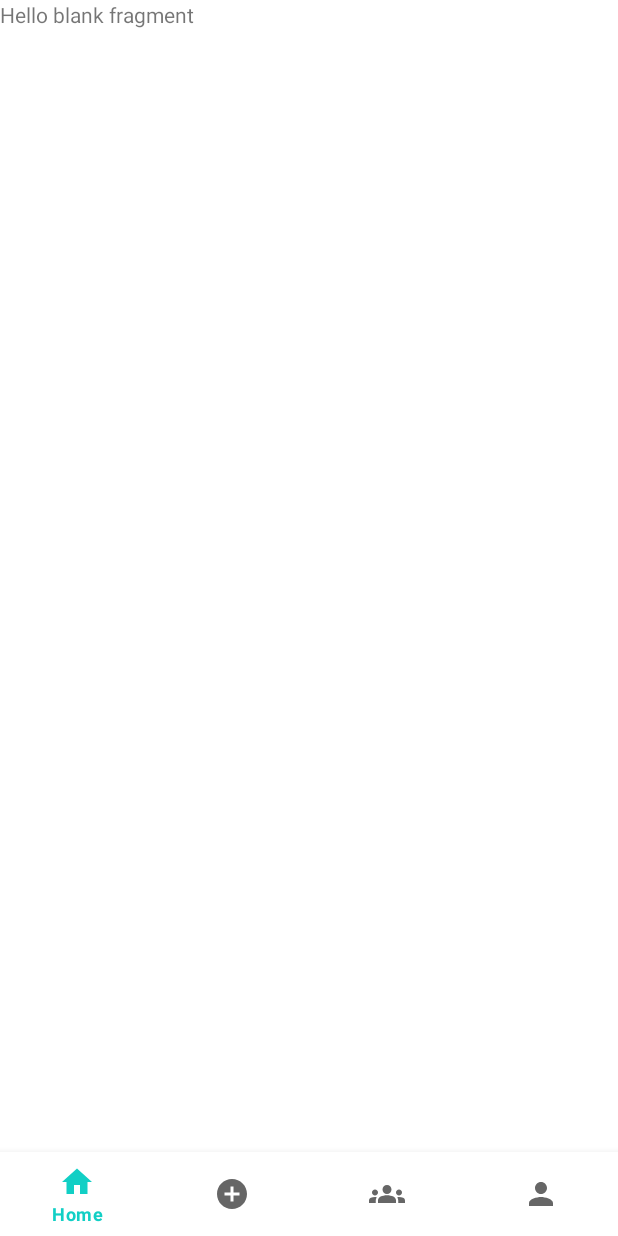
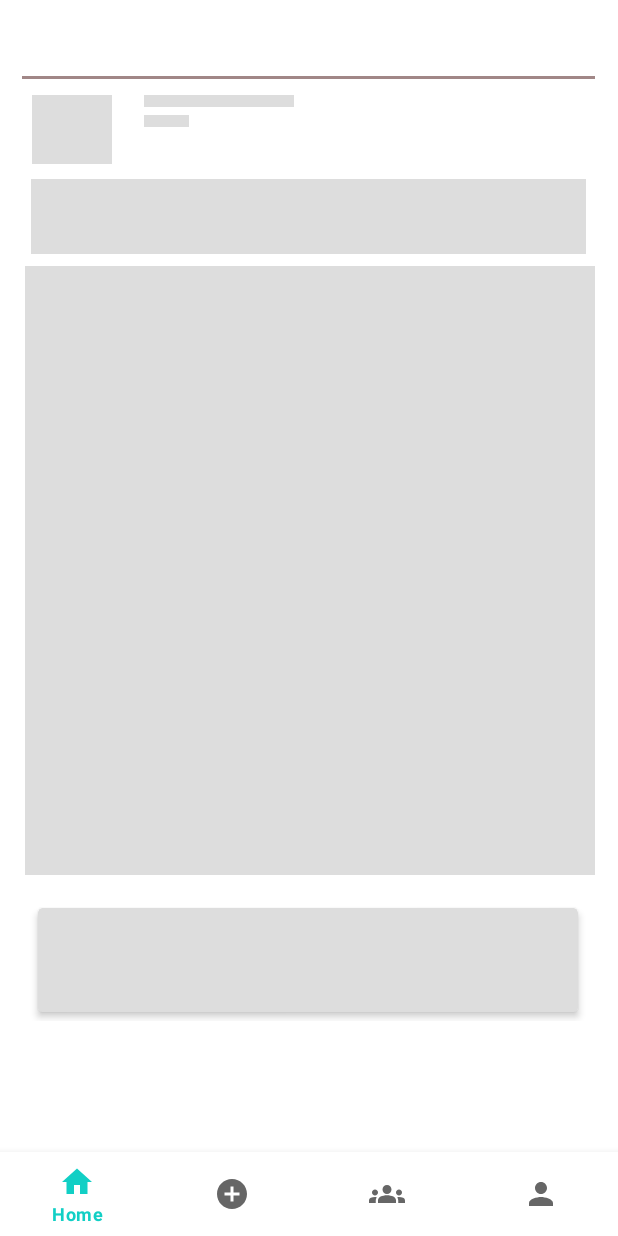
Before and after one commit to HorilPrasad/MNNIT-CONNECT_DROIDRUSH, an Android app: the HomeFragment screen opened directly, with no data from a screen before it, on a phone screen of 412 x 824 dp. Run offline under Robolectric (Android 15) with nearby library versions, the phone set to English and light mode, and no system bars; our stand-ins replace CircleImageView, Firebase (no records; nobody signed in at launch, a user with empty details on screens opened directly), Shimmer; pictures from the network do not load.

Commit message:
facebook shrimmer effect & home post design , post model

```diff
--- a/ConnectApp/app/src/main/java/com/callback/connectapp/fragment/HomeFragment.java
+++ b/ConnectApp/app/src/main/java/com/callback/connectapp/fragment/HomeFragment.java
@@ -3,16 +3,28 @@ package com.callback.connectapp.fragment;
 import android.os.Bundle;
 
 import androidx.fragment.app.Fragment;
+import androidx.recyclerview.widget.RecyclerView;
 
 import android.view.LayoutInflater;
 import android.view.View;
 import android.view.ViewGroup;
+import android.widget.ArrayAdapter;
+import android.widget.ScrollView;
 
 import com.callback.connectapp.R;
+import com.callback.connectapp.adapter.HomePostAdapter;
+import com.callback.connectapp.model.postData;
+import com.facebook.shimmer.ShimmerFrameLayout;
+
+import java.util.ArrayList;
 
 
 public class HomeFragment extends Fragment {
 
+    private ShimmerFrameLayout mShimmerViewContainer;
+   private RecyclerView postList_recycler;
+   ArrayList<postData>postDataArrayList;
+   private HomePostAdapter homePostAdapter;
 
     public HomeFragment () {
         // Required empty public constructor
@@ -23,6 +35,34 @@ public class HomeFragment extends Fragment {
     public View onCreateView (LayoutInflater inflater , ViewGroup container ,
                               Bundle savedInstanceState) {
         // Inflate the layout for this fragment
-        return inflater.inflate(R.layout.fragment_home , container , false);
+
+
+    View view=inflater.inflate(R.layout.fragment_home , container , false);
+
+        mShimmerViewContainer = view.findViewById(R.id.shimmer_view_container);
+       postList_recycler=view.findViewById(R.id.homeFeedRecycler);
+
+       postDataArrayList =new ArrayList <>();
+       homePostAdapter=new HomePostAdapter(getContext(),postDataArrayList);
+
+       postList_recycler.setAdapter(homePostAdapter);
+
+
+        return view;
+    }
+
+    @Override
+    public void onResume() {
+        super.onResume();
+        mShimmerViewContainer.startShimmerAnimation();
+    }
+
+    @Override
+    public void onPause () {
+        mShimmerViewContainer.stopShimmerAnimation();
+
+        mShimmerViewContainer.setVisibility(View.GONE);
+
+        super.onPause();
     }
 }
--- /dev/null
+++ b/ConnectApp/app/src/main/res/drawable/ic_share.xml
@@ -0,0 +1,5 @@
+<vector android:height="24dp" android:tint="#000000"
+    android:viewportHeight="24" android:viewportWidth="24"
+    android:width="24dp" xmlns:android="http://schemas.android.com/apk/res/android">
+    <path android:fillColor="@android:color/white" android:pathData="M18,16.08c-0.76,0 -1.44,0.3 -1.96,0.77L8.91,12.7c0.05,-0.23 0.09,-0.46 0.09,-0.7s-0.04,-0.47 -0.09,-0.7l7.05,-4.11c0.54,0.5 1.25,0.81 2.04,0.81 1.66,0 3,-1.34 3,-3s-1.34,-3 -3,-3 -3,1.34 -3,3c0,0.24 0.04,0.47 0.09,0.7L8.04,9.81C7.5,9.31 6.79,9 6,9c-1.66,0 -3,1.34 -3,3s1.34,3 3,3c0.79,0 1.5,-0.31 2.04,-0.81l7.12,4.16c-0.05,0.21 -0.08,0.43 -0.08,0.65 0,1.61 1.31,2.92 2.92,2.92 1.61,0 2.92,-1.31 2.92,-2.92s-1.31,-2.92 -2.92,-2.92z"/>
+</vector>
--- a/ConnectApp/app/src/main/res/layout/fragment_community.xml
+++ b/ConnectApp/app/src/main/res/layout/fragment_community.xml
@@ -88,7 +88,10 @@
         app:layout_constraintEnd_toEndOf="parent"
         app:layout_constraintStart_toStartOf="parent"
         app:layout_constraintTop_toTopOf="@+id/textView"
-        app:layout_constraintVertical_bias="0.0" />
+        app:layout_constraintVertical_bias="0.0" >
+
+
+    </androidx.recyclerview.widget.RecyclerView>
 </androidx.constraintlayout.widget.ConstraintLayout>
 
 </FrameLayout>
--- a/ConnectApp/app/src/main/res/layout/fragment_home.xml
+++ b/ConnectApp/app/src/main/res/layout/fragment_home.xml
@@ -3,12 +3,42 @@
     xmlns:tools="http://schemas.android.com/tools"
     android:layout_width="match_parent"
     android:layout_height="match_parent"
+    xmlns:shimmer="http://schemas.android.com/apk/res-auto"
     tools:context=".fragment.HomeFragment">
 
+
+    <com.facebook.shimmer.ShimmerFrameLayout
+        android:id="@+id/shimmer_view_container"
+        android:layout_width="382dp"
+        android:layout_height="759dp"
+        android:layout_gravity="center"
+        android:layout_marginTop="15dp"
+        android:orientation="vertical"
+        shimmer:duration="800">
+
+        <!-- Adding 7 rows of placeholders -->
+        <LinearLayout
+
+            android:layout_width="match_parent"
+            android:layout_height="wrap_content"
+            android:orientation="vertical">
+
+            <include layout="@layout/home_placeholder_layout" />
+
+
+        </LinearLayout>
+
+    </com.facebook.shimmer.ShimmerFrameLayout>
+
     <!-- TODO: Update blank fragment layout -->
-    <TextView
-        android:layout_width="match_parent"
-        android:layout_height="match_parent"
-        android:text="@string/hello_blank_fragment" />
+<androidx.recyclerview.widget.RecyclerView
+    android:id="@+id/homeFeedRecycler"
+    android:layout_width="match_parent"
+    android:divider="#faf8f8"
+    android:dividerHeight="2dp"
+    android:visibility="gone"
+    android:layout_height="match_parent">
 
+
+</androidx.recyclerview.widget.RecyclerView>
 </FrameLayout>
--- /dev/null
+++ b/ConnectApp/app/src/main/res/layout/home_placeholder_layout.xml
@@ -0,0 +1,119 @@
+<?xml version="1.0" encoding="utf-8"?>
+<androidx.constraintlayout.widget.ConstraintLayout xmlns:android="http://schemas.android.com/apk/res/android"
+    xmlns:app="http://schemas.android.com/apk/res-auto"
+    xmlns:tools="http://schemas.android.com/tools"
+    android:layout_width="match_parent"
+    android:layout_height="match_parent">
+
+    <View
+        android:id="@+id/readMoreTextView2"
+        android:layout_width="match_parent"
+        android:layout_height="50dp"
+        android:layout_margin="6dp"
+android:background="@color/background"
+
+        app:layout_constraintBottom_toBottomOf="parent"
+        app:layout_constraintEnd_toEndOf="parent"
+        app:layout_constraintHorizontal_bias="0.538"
+        app:layout_constraintStart_toStartOf="parent"
+        app:layout_constraintTop_toTopOf="parent"
+
+        app:layout_constraintVertical_bias="0.116"
+        app:readMoreColor="#F3A688"
+        app:readMoreMaxLine="2"
+        app:readMoreText="…read more" />
+
+    <LinearLayout
+        android:id="@+id/linearLayout"
+        android:layout_width="match_parent"
+        android:layout_height="2dp"
+
+        android:background="#A18787"
+        android:orientation="vertical"
+        app:layout_constraintBottom_toTopOf="@+id/profile_image"
+        app:layout_constraintEnd_toEndOf="parent"
+        app:layout_constraintHorizontal_bias="0.0"
+        app:layout_constraintStart_toStartOf="parent"
+        app:layout_constraintTop_toTopOf="parent"
+        app:layout_constraintVertical_bias="0.227" />
+
+    <de.hdodenhof.circleimageview.CircleImageView
+        android:id="@+id/profile_image"
+        android:layout_width="53dp"
+        android:layout_height="46dp"
+        android:layout_gravity="center"
+
+        android:layout_marginTop="16dp"
+
+        android:background="@color/background"
+        app:civ_border_color="#F8F6F5"
+
+        app:civ_border_width="2dp"
+        app:layout_constraintEnd_toEndOf="parent"
+        app:layout_constraintHorizontal_bias="0.02"
+        app:layout_constraintStart_toStartOf="parent"
+        app:layout_constraintTop_toTopOf="parent" />
+
+    <LinearLayout
+        android:layout_width="119dp"
+        android:layout_height="28dp"
+        android:layout_marginTop="16dp"
+
+        android:orientation="vertical"
+        app:layout_constraintEnd_toEndOf="parent"
+        app:layout_constraintHorizontal_bias="0.31"
+        app:layout_constraintStart_toStartOf="parent"
+        app:layout_constraintTop_toTopOf="parent">
+
+        <View
+            android:layout_width="100dp"
+            android:layout_height="@dimen/placeholderTextHeight"
+            android:background="@color/background" />
+
+        <View
+            android:layout_width="30dp"
+            android:layout_height="@dimen/placeholderTextHeight"
+            android:layout_marginTop="5dp"
+            android:background="@color/background" />
+    </LinearLayout>
+
+    <View
+        android:id="@+id/imageView3"
+        android:layout_width="380dp"
+        android:layout_height="406dp"
+        android:layout_marginTop="8dp"
+        android:layout_marginLeft="6dp"
+        android:layout_marginRight="6dp"
+        android:background="@color/background"
+        app:layout_constraintBottom_toTopOf="@+id/exploreCommunity"
+        app:layout_constraintEnd_toEndOf="parent"
+        app:layout_constraintHorizontal_bias="0.461"
+        app:layout_constraintStart_toStartOf="parent"
+        app:layout_constraintTop_toBottomOf="@+id/readMoreTextView2"
+        app:srcCompat="@drawable/sourabh" />
+
+    <com.google.android.material.card.MaterialCardView
+        android:id="@+id/exploreCommunity"
+        android:layout_width="368dp"
+        android:layout_height="81dp"
+        android:layout_marginLeft="5dp"
+        android:layout_marginTop="16dp"
+        android:layout_marginRight="5dp"
+        android:layout_weight="1"
+        android:background="@color/background"
+        app:cardBackgroundColor="@color/background"
+        app:cardCornerRadius="3dp"
+        app:cardElevation="3dp"
+        app:cardMaxElevation="2dp"
+        app:cardPreventCornerOverlap="true"
+        app:cardUseCompatPadding="true"
+        app:layout_constraintEnd_toEndOf="parent"
+        app:layout_constraintHorizontal_bias="0.48"
+        app:layout_constraintStart_toStartOf="parent"
+        app:layout_constraintTop_toBottomOf="@+id/imageView3">
+
+
+    </com.google.android.material.card.MaterialCardView>
+
+
+</androidx.constraintlayout.widget.ConstraintLayout>
--- a/ConnectApp/app/src/main/res/values/colors.xml
+++ b/ConnectApp/app/src/main/res/values/colors.xml
@@ -8,7 +8,7 @@
     <color name="black">#FF000000</color>
     <color name="white">#FFFFFFFF</color>
 
-
+    <color name="background">#dddddd</color>
 
     //login signup screen
     <color name="colorPrimary">#FFFFFF</color>
--- a/ConnectApp/settings.gradle
+++ b/ConnectApp/settings.gradle
@@ -2,6 +2,7 @@ pluginManagement {
     repositories {
         gradlePluginPortal()
         google()
+        maven { url "https://jitpack.io" }
         mavenCentral()
     }
 }
```
Also changed, not shown: ConnectApp/app/build.gradle (+10 -0 lines), ConnectApp/app/src/main/java/com/callback/connectapp/adapter/HomePostAdapter.java (added, +94 -0 lines), ConnectApp/app/src/main/java/com/callback/connectapp/model/postData.java (added, +109 -0 lines), ConnectApp/app/src/main/res/layout/post_item.xml (added, +211 -0 lines), ConnectApp/app/src/main/res/values/dimens.xml (+8 -0 lines), ConnectApp/app/src/main/res/drawable/chat.png (added), ConnectApp/app/src/main/res/drawable/dislike.png (added), ConnectApp/app/src/main/res/drawable/filledislike.png (added), ConnectApp/app/src/main/res/drawable/filledlike.png (added), ConnectApp/app/src/main/res/drawable/like.png (added), ConnectApp/app/src/main/res/drawable/share.png (added).
